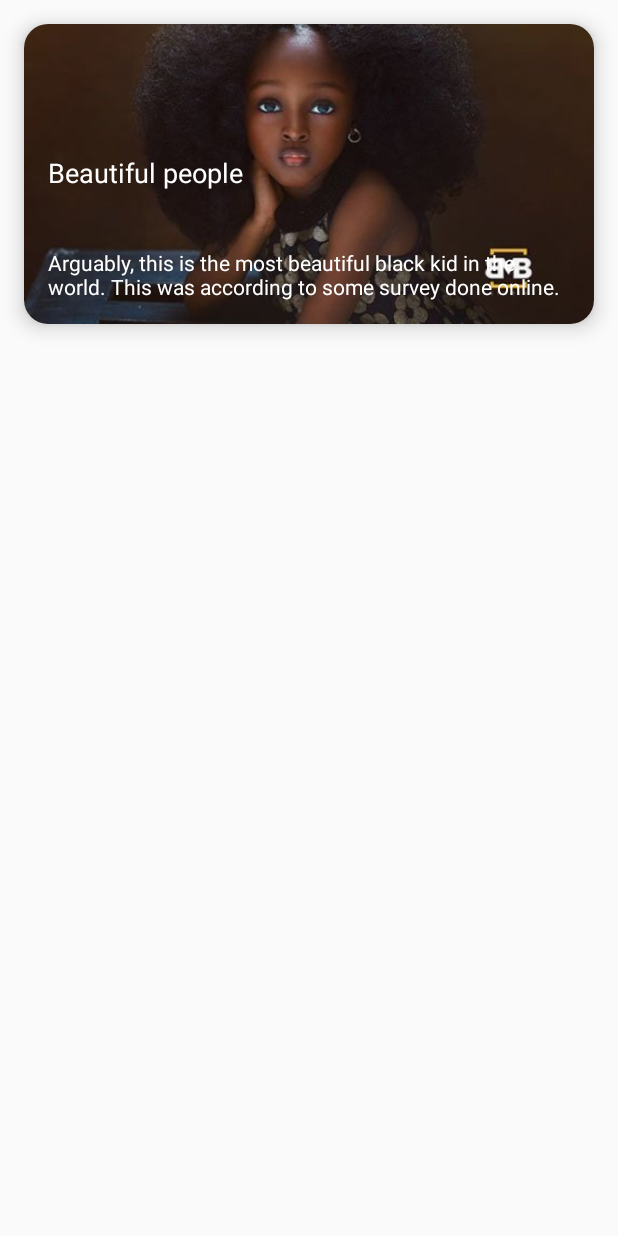
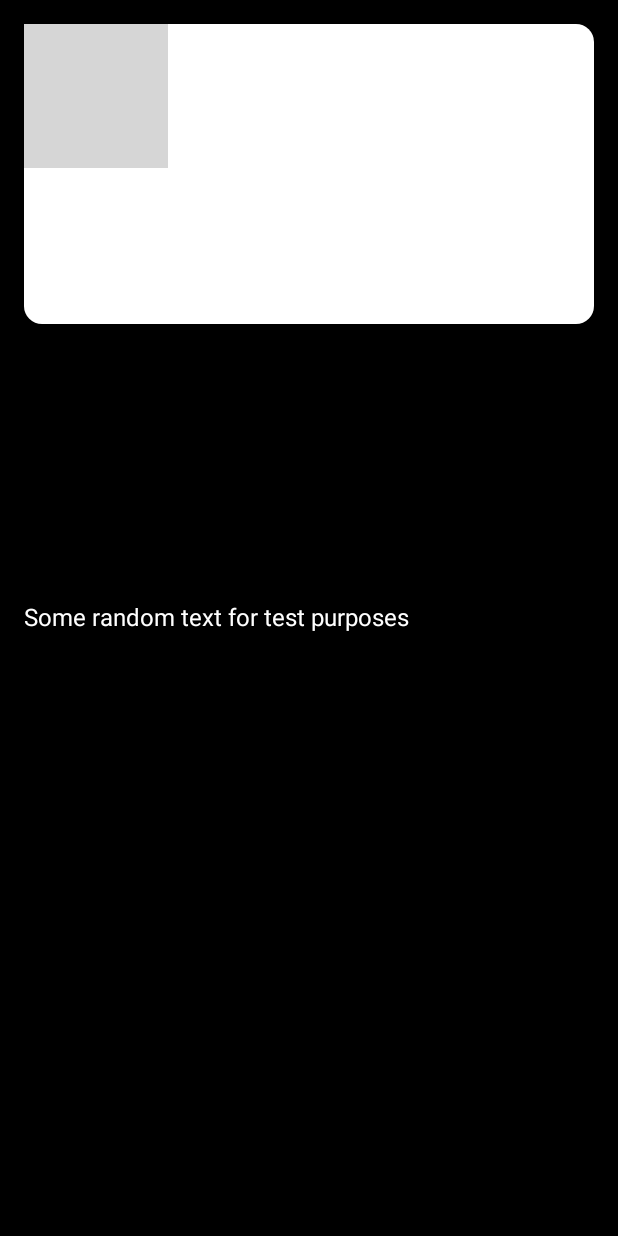
Before and after one commit to WadeQ/LearningCompose, an Android app built with Jetpack Compose: the MainActivity screen opened directly, with no data from a screen before it, on a phone screen of 412 x 824 dp. Run offline under Robolectric (Android 15) with nearby library versions, the phone set to English and light mode, and no system bars; grey boxes are pictures that could not be loaded.

Commit message:
Created texts and styling

```diff
--- a/app/src/main/java/com/example/learningcompose/MainActivity.kt
+++ b/app/src/main/java/com/example/learningcompose/MainActivity.kt
@@ -24,7 +24,8 @@ import androidx.compose.ui.text.TextStyle
 import androidx.compose.ui.tooling.preview.Preview
 import androidx.compose.ui.unit.dp
 import androidx.compose.ui.unit.sp
-import com.example.learningcompose.composables.ImageCard2
+import com.example.learningcompose.composables.DisplaySomeText
+import com.example.learningcompose.composables.RandomImageCard
 import com.example.learningcompose.ui.theme.LearningComposeTheme
 
 class MainActivity : ComponentActivity() {
@@ -32,15 +33,16 @@ class MainActivity : ComponentActivity() {
     override fun onCreate(savedInstanceState: Bundle?) {
         super.onCreate(savedInstanceState)
         setContent {
-            val painter = painterResource(id = R.drawable.girl_2)
+            val painter = painterResource(id = R.drawable.farmer_events)
             val description = "Arguably, this is the most beautiful black kid in the world. This was according to some survey done online."
             val title = "Beautiful people"
             Box(
                 modifier = Modifier
-                    .fillMaxWidth()
-                    .padding(16.dp)
+                    .fillMaxSize()
+                    .background(color = Color.Black)
             ) {
-                ImageCard2(painter = painter, contentDescription = description, title = title )
+                RandomImageCard(painter, description = description, title = title)
+                DisplaySomeText()
             }
         }
     }
--- a/app/src/main/java/com/example/learningcompose/composables/Composables.kt
+++ b/app/src/main/java/com/example/learningcompose/composables/Composables.kt
@@ -18,57 +18,45 @@ import androidx.compose.ui.unit.sp
 
 
 @Composable
-fun ImageCard2(
+fun RandomImageCard(
     painter: Painter,
+    modifier: Modifier = Modifier,
     title: String,
-    contentDescription: String,
-    modifier: Modifier = Modifier
+    description: String
 ){
     Card(
-        modifier = modifier.fillMaxWidth(),
-        shape = RoundedCornerShape(16.dp),
+        modifier
+            .fillMaxWidth()
+            .padding(16.dp),
+        shape = RoundedCornerShape(12.dp),
         elevation = 8.dp
     ) {
         Box(
-            modifier = modifier.height(200.dp)
+            modifier = Modifier.height(200.dp)
         ) {
             Image(
-                painter = painter,
-                contentDescription = contentDescription,
-                contentScale = ContentScale.Crop,
-                modifier = modifier.fillMaxSize()
+                painter = painter ,
+                contentDescription = description,
+                contentScale = ContentScale.Crop
             )
-            Box(
-                modifier = modifier
-                    .fillMaxSize()
-                    .padding(16.dp)
-            ){
-                Text(
-                    title,
-                    modifier = modifier.align(
-                        Alignment.CenterStart
-                    ),
-                    style = TextStyle(
-                        color = Color.White
-                    ),
-                    fontSize = 18.sp
-                )
-            }
-            Spacer(modifier = modifier.height(36.dp))
-            Box(
-                modifier = modifier
-                    .fillMaxSize()
-                    .padding(16.dp)
-            ) {
-                Text(
-                    contentDescription,
-                    modifier = modifier.align(
-                       Alignment.BottomStart
-                    ),
-                    style = TextStyle(color = Color.White),
-                    fontSize = 14.sp
-                )
-            }
         }
     }
 }
+
+@Composable
+fun DisplaySomeText(){
+    Box(
+        modifier = Modifier
+            .fillMaxSize()
+            .padding(16.dp),
+        contentAlignment = Alignment.CenterStart
+    ) {
+        Text(
+            text = "Some random text for test purposes",
+            style = TextStyle(
+                color = Color.White,
+                fontSize = 16.sp
+            )
+        )
+    }
+}
```
